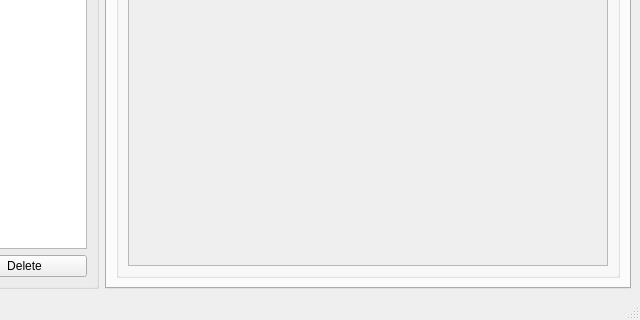
First picture: the form in admin_form.ui, repository Testorator/Testik, before the edit; both pictures show x 190 to 830 and y 266 to 586 of the 830 by 586 pixel window.
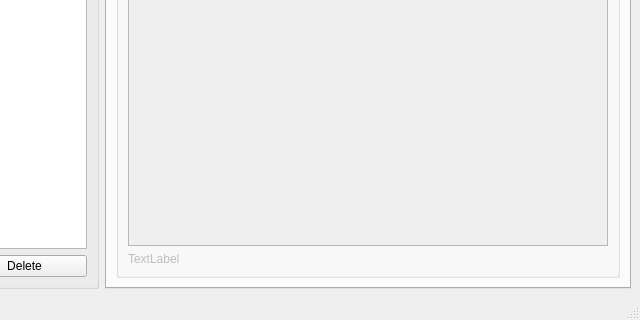
Second picture: the form after the edit. The open tabs and pages were chosen to show the change. Icons and pictures are not drawn.

The edit to the form file:
```diff
--- a/admin_form.ui
+++ b/admin_form.ui
@@ -329,7 +329,20 @@
                  </property>
                 </widget>
                </item>
-               <item row="2" column="0">
+               <item row="3" column="0">
+                <widget class="QLabel" name="label_smtp_server">
+                 <property name="enabled">
+                  <bool>false</bool>
+                 </property>
+                 <property name="cursor">
+                  <cursorShape>PointingHandCursor</cursorShape>
+                 </property>
+                 <property name="text">
+                  <string>TextLabel</string>
+                 </property>
+                </widget>
+               </item>
+               <item row="2" column="0" colspan="2">
                 <widget class="QTableWidget" name="tableWidget_email">
                  <property name="alternatingRowColors">
                   <bool>true</bool>
```
Left out of the diff: 2 changed lines with no effect on the pictures.
